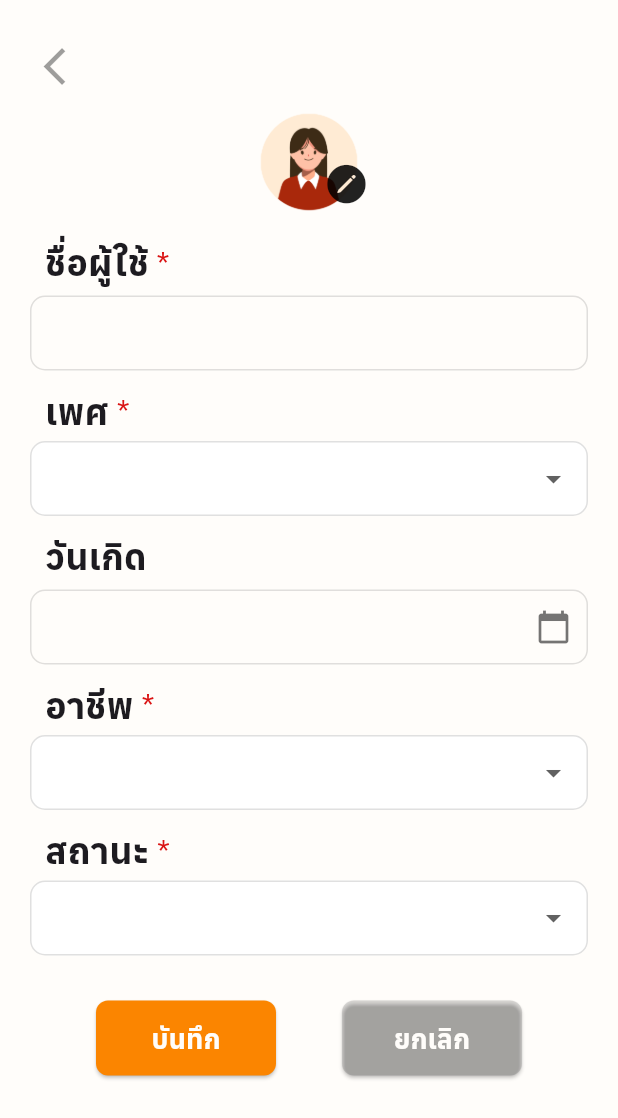
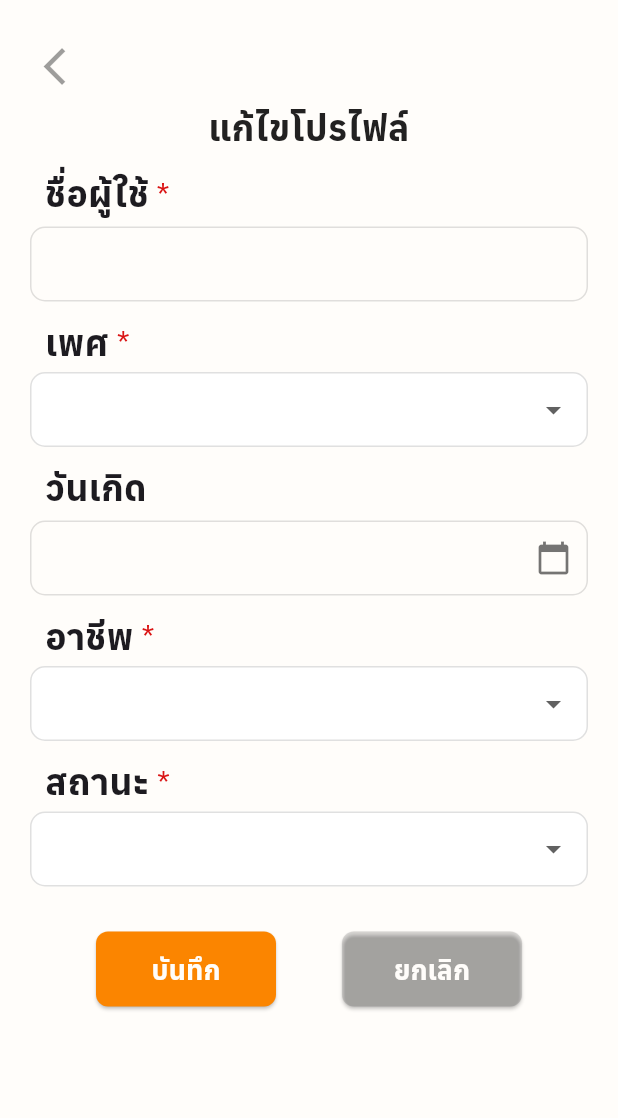
Before and after one commit to Hotch0colate/HealthMate, a Flutter app: the ProfilePage screen opened directly, after a tap on "แก้ไขโปรไฟล์", on a phone screen of 412 x 824 dp. Shown: the top 1118 px of the screen. Run offline on Flutter 3.47's test engine with Material 3 defaults, Android fonts, the phone set to English and light mode, and no system bars; our stand-ins replace firebase_auth, firebase_core, firebase_database, firebase_messaging, flutter_rating_bar, flutter_spinkit and 6 more; missing offline and left inert: dart:ffi; accounts and stored records are empty; network calls fail; project files that could hold a hidden picture were left out.

```diff
--- a/client/lib/pages/chat/popup/end_conversation.dart
+++ b/client/lib/pages/chat/popup/end_conversation.dart
@@ -1,5 +1,6 @@
 import 'package:client/component/buttons.dart';
 import 'package:client/component/calendar/emotion_scroll.dart';
+import 'package:client/component/navigation.dart';
 import 'package:client/pages/chat/popup/rating.dart';
 import 'package:client/theme/color.dart';
 import 'package:client/theme/font.dart';
@@ -66,7 +67,10 @@ Widget dialogContent(BuildContext context) {
             SmPrimaryButton(
                 text: 'ยืนยัน',
                 onPressed: () {
-                  showRatingDialog(context);
+                   Navigator.push(
+                context,
+                MaterialPageRoute(builder: (context) => MainApp(SelectedPage: 2)),
+              );
                   },
                 backgroundColor: ColorTheme.successAction,
                 borderColor: ColorTheme.successAction,
--- a/client/lib/pages/profile/edit_profile.dart
+++ b/client/lib/pages/profile/edit_profile.dart
@@ -219,28 +219,29 @@ class _EditProfilePageState extends State<EditProfilePage> {
                         ),
                       ],
                     ),
-                    GestureDetector(
-                      onTap: () {
-                        _selectImage(context);
-                      },
-                      child: Stack(
-                        children: [
-                          Image.asset(
-                            'assets/avatar/md_11.png',
-                            width: 80,
-                          ),
-                          Positioned(
-                            bottom: 10,
-                            right: 0,
-                            child: Icon(
-                              CupertinoIcons.pencil_circle_fill,
-                              color: Colors.black87,
-                              size: 30,
-                            ),
-                          ),
-                        ],
-                      ),
-                    ),
+                    // GestureDetector(
+                    //   onTap: () {
+                    //     _selectImage(context);
+                    //   },
+                    //   child: Stack(
+                    //     children: [
+                    //       Image.asset(
+                    //         'assets/avatar/md_11.png',
+                    //         width: 80,
+                    //       ),
+                    //       Positioned(
+                    //         bottom: 10,
+                    //         right: 0,
+                    //         child: Icon(
+                    //           CupertinoIcons.pencil_circle_fill,
+                    //           color: Colors.black87,
+                    //           size: 30,
+                    //         ),
+                    //       ),
+                    //     ],
+                    //   ),
+                    // ),
+                    Text('แก้ไขโปรไฟล์',style: FontTheme.subtitle1.copyWith(color: ColorTheme.baseColor),),
                     SizedBox(height: 10),
                     InputTextField(
                         controller: _usernameController,
--- a/client/lib/pages/profile/profile.dart
+++ b/client/lib/pages/profile/profile.dart
@@ -71,6 +71,19 @@ class _ProfilePageState extends State<ProfilePage> {
   @override
   Widget build(BuildContext context) {
     return Scaffold(
+      appBar: AppBar(
+        toolbarHeight: 80,
+        automaticallyImplyLeading: false,
+        title: Row(
+          mainAxisAlignment: MainAxisAlignment.center,
+          children: [
+            Text(
+              userName,
+              style: FontTheme.h4.copyWith(color: ColorTheme.primaryColor),
+            ),
+          ],
+        ),
+      ),
       backgroundColor: ColorTheme.WhiteColor,
       body: SingleChildScrollView(
         physics: NeverScrollableScrollPhysics(),
@@ -86,47 +99,44 @@ class _ProfilePageState extends State<ProfilePage> {
                   mainAxisAlignment: MainAxisAlignment.start,
                   crossAxisAlignment: CrossAxisAlignment.center,
                   children: [
-                    Row(
-                      mainAxisAlignment: MainAxisAlignment.start,
-                      // children: [
-                      //   IconButton(
-                      //     icon: const Icon(
-                      //       Icons
-                      //           .arrow_back_ios, // Replace with your custom icon
-                      //       color: Colors.black38,
-                      //       size: 30, // Customize the icon color
-                      //     ),
-                      //     onPressed: () {
-                      //       Navigator.pop(context);
-                      //     },
-                      //   ),
-                      // ],
-                    ),
+                    // Row(
+                    //   mainAxisAlignment: MainAxisAlignment.start,
+                    //   children: [
+                    //     IconButton(
+                    //       icon: const Icon(
+                    //         Icons
+                    //             .arrow_back_ios, // Replace with your custom icon
+                    //         color: Colors.black38,
+                    //         size: 30, // Customize the icon color
+                    //       ),
+                    //       onPressed: () {
+                    //         Navigator.pop(context);
+                    //       },
+                    //     ),
+                    //   ],
+                    // ),
+                    // Row(
+                    //   mainAxisAlignment: MainAxisAlignment.center,
+                    //   children: [
+                    //     // Image.asset(
+                    //     //   'assets/avatar/md_10.png',
+                    //     //   width: 80,
+                    //     // ),
+                    //     // Column(
+                    //     //   crossAxisAlignment: CrossAxisAlignment.start,
+                    //     //   children: [
+                    //     //     Text(
+                    //     //       userName, // Use the updated userName here
+                    //     //       style: FontTheme.subtitle1.copyWith(
+                    //     //         color: ColorTheme.primaryColor,
+                    //     //       ),
+                    //     //     ),
+                    //     //   ],
+                    //     // ),
+                    //   ],
+                    // ),
                     SizedBox(
-                      height: 24,
-                    ),
-                    Row(
-                      children: [
-                        Image.asset(
-                          'assets/avatar/md_10.png',
-                          width: 80,
-                        ),
-                        SizedBox(width: 20),
-                        Column(
-                          crossAxisAlignment: CrossAxisAlignment.start,
-                          children: [
-                            Text(
-                              userName, // Use the updated userName here
-                              style: FontTheme.subtitle1.copyWith(
-                                color: ColorTheme.baseColor,
-                              ),
-                            ),
-                          ],
-                        ),
-                      ],
-                    ),
-                    SizedBox(
-                      height: 24,
+                      height: 12,
                     ),
                     CustomElevatedButton(
                       onPressed: () {
--- a/client/lib/pages/psychiar_register/attach_cert.dart
+++ b/client/lib/pages/psychiar_register/attach_cert.dart
@@ -94,7 +94,7 @@ class _AttachCertificateState extends State<AttachCertificate> {
                   ),
                   Text(
                     'แนบใบประกอบวิชาชีพและกรอกข้อมูลด้านล่าง',
-                    style: FontTheme.body2,
+                    style: FontTheme.caption,
                   ),
                   SizedBox(height: 10),
                   ImageUploadScreen(
--- a/client/lib/pages/psychiar_register/psy_select_tag.dart
+++ b/client/lib/pages/psychiar_register/psy_select_tag.dart
@@ -151,7 +151,7 @@ class _PsySelectTagState extends State<PsySelectTag> {
                             children: [
                               TextSpan(
                                 text: 'เลือกหัวข้อที่จะให้คำปรึกษา',
-                                style: FontTheme.h4.copyWith(
+                                style: FontTheme.subtitle1.copyWith(
                                     color: ColorTheme
                                         .secondaryColor), // Black color for the first part of the text
                               ),
--- a/client/lib/pages/volunteer_register/volunteer_select_tag.dart
+++ b/client/lib/pages/volunteer_register/volunteer_select_tag.dart
@@ -110,7 +110,7 @@ class _VolunteerSelectTagState extends State<VolunteerSelectTag> {
                             children: [
                               TextSpan(
                                 text: 'เลือกหัวข้อที่จะให้คำปรึกษา',
-                                style: FontTheme.h4.copyWith(
+                                style: FontTheme.subtitle1.copyWith(
                                     color: ColorTheme
                                         .primary2Color), // Black color for the first part of the text
                               ),
--- a/client/lib/services/ip_variable.dart
+++ b/client/lib/services/ip_variable.dart
@@ -1,7 +1,7 @@
 library globals;
 
 //Config according to your IP
-String fixedIp = "192.168.0.101";
+String fixedIp = "192.168.1.38";
 
 //Phat IP Home 192.168.1.3
 //Phat IP Hor 192.168.0.101
--- a/client/lib/theme/font.dart
+++ b/client/lib/theme/font.dart
@@ -57,7 +57,7 @@ class FontTheme {
   static const TextStyle caption = TextStyle(
     fontFamily: 'Anuphan',
     fontWeight: FontWeight.w300,
-    fontSize: 16,
+    fontSize: 14,
   );
 
   static const TextStyle btn_large = TextStyle(
```
Also changed, not shown: client/lib/component/navigation.dart (+4 -4 lines), client/lib/pages/chat/chat_room.dart (+15 -25 lines), client/lib/pages/select_talk/create_tag_page_psy.dart (+9 -7 lines), client/lib/pages/select_talk/create_tag_page_volunteer.dart (+10 -8 lines), client/assets/avatar/psy_female.png (renamed from client/assets/avatar/md_17.png), client/assets/avatar/psy_male.png (renamed from client/assets/avatar/md_12.png).
